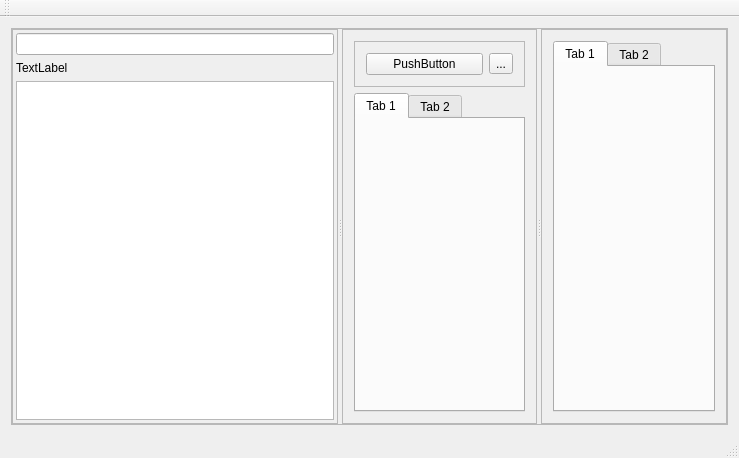
First picture: the form in phonograph.ui, repository dissonancedev/phonograph, before the edit.
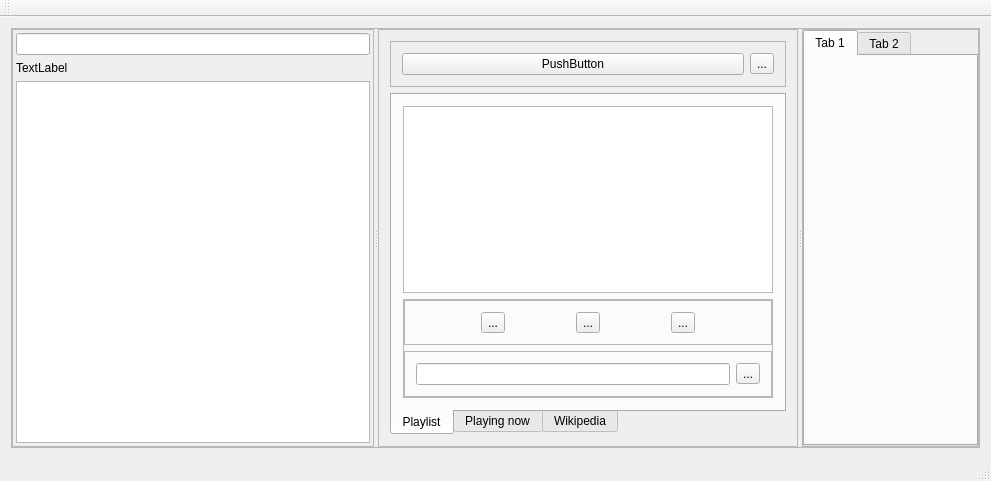
Second picture: the form after the edit.

Commit message: Added a bit more to the interface

```diff
--- a/phonograph.ui
+++ b/phonograph.ui
@@ -6,8 +6,8 @@
    <rect>
     <x>0</x>
     <y>0</y>
-    <width>739</width>
-    <height>458</height>
+    <width>991</width>
+    <height>481</height>
    </rect>
   </property>
   <property name="windowTitle">
@@ -112,14 +112,109 @@
            </item>
            <item>
             <widget class="QTabWidget" name="tabWidget">
-             <widget class="QWidget" name="tab">
+             <property name="tabPosition">
+              <enum>QTabWidget::South</enum>
+             </property>
+             <property name="currentIndex">
+              <number>0</number>
+             </property>
+             <widget class="QWidget" name="playlist">
               <attribute name="title">
-               <string>Tab 1</string>
+               <string>Playlist</string>
               </attribute>
+              <layout class="QVBoxLayout" name="verticalLayout_5">
+               <item>
+                <widget class="QListView" name="listView"/>
+               </item>
+               <item>
+                <widget class="QFrame" name="frame">
+                 <property name="frameShape">
+                  <enum>QFrame::StyledPanel</enum>
+                 </property>
+                 <property name="frameShadow">
+                  <enum>QFrame::Raised</enum>
+                 </property>
+                 <layout class="QVBoxLayout" name="verticalLayout_4">
+                  <property name="leftMargin">
+                   <number>0</number>
+                  </property>
+                  <property name="topMargin">
+                   <number>0</number>
+                  </property>
+                  <property name="rightMargin">
+                   <number>0</number>
+                  </property>
+                  <property name="bottomMargin">
+                   <number>0</number>
+                  </property>
+                  <item>
+                   <widget class="QFrame" name="frame_2">
+                    <property name="frameShape">
+                     <enum>QFrame::StyledPanel</enum>
+                    </property>
+                    <property name="frameShadow">
+                     <enum>QFrame::Raised</enum>
+                    </property>
+                    <layout class="QHBoxLayout" name="horizontalLayout_3">
+                     <item>
+                      <widget class="QToolButton" name="toolButton_2">
+                       <property name="text">
+                        <string>...</string>
+                       </property>
+                      </widget>
+                     </item>
+                     <item>
+                      <widget class="QToolButton" name="toolButton_3">
+                       <property name="text">
+                        <string>...</string>
+                       </property>
+                      </widget>
+                     </item>
+                     <item>
+                      <widget class="QToolButton" name="toolButton_4">
+                       <property name="text">
+                        <string>...</string>
+                       </property>
+                      </widget>
+                     </item>
+                    </layout>
+                   </widget>
+                  </item>
+                  <item>
+                   <widget class="QFrame" name="frame_3">
+                    <property name="frameShape">
+                     <enum>QFrame::StyledPanel</enum>
+                    </property>
+                    <property name="frameShadow">
+                     <enum>QFrame::Raised</enum>
+                    </property>
+                    <layout class="QHBoxLayout" name="horizontalLayout_2">
+                     <item>
+                      <widget class="QLineEdit" name="lineEdit_2"/>
+                     </item>
+                     <item>
+                      <widget class="QToolButton" name="toolButton_5">
+                       <property name="text">
+                        <string>...</string>
+                       </property>
+                      </widget>
+                     </item>
+                    </layout>
+                   </widget>
+                  </item>
+                 </layout>
+                </widget>
+               </item>
+              </layout>
              </widget>
              <widget class="QWidget" name="tab_2">
               <attribute name="title">
-               <string>Tab 2</string>
+               <string>Playing now</string>
+              </attribute>
+             </widget>
+             <widget class="QWidget" name="wikipedia">
+              <attribute name="title">
+               <string>Wikipedia</string>
               </attribute>
              </widget>
             </widget>
@@ -134,6 +229,18 @@
            <enum>QFrame::Raised</enum>
           </property>
           <layout class="QVBoxLayout" name="verticalLayout_3">
+           <property name="leftMargin">
+            <number>0</number>
+           </property>
+           <property name="topMargin">
+            <number>0</number>
+           </property>
+           <property name="rightMargin">
+            <number>0</number>
+           </property>
+           <property name="bottomMargin">
+            <number>0</number>
+           </property>
            <item>
             <widget class="QTabWidget" name="tabWidget_2">
              <widget class="QWidget" name="tab_3">
```
Left out of the diff: 6 changed lines with no effect on the pictures.
